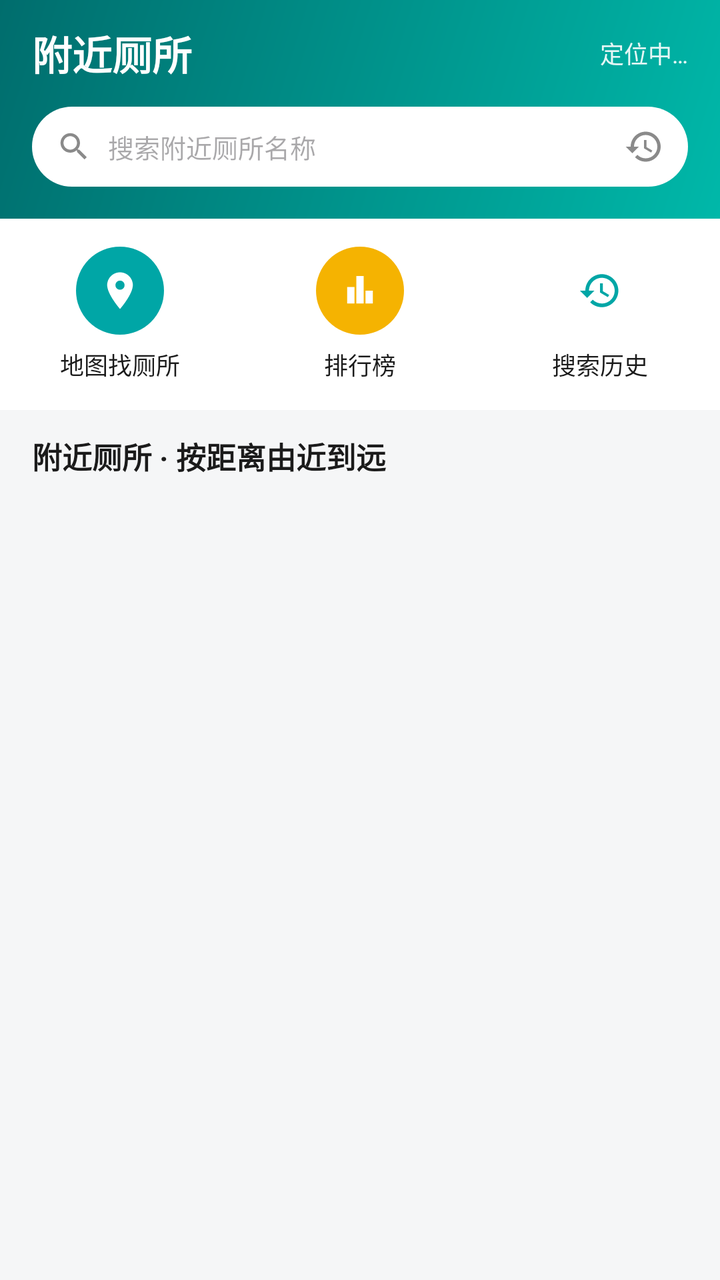
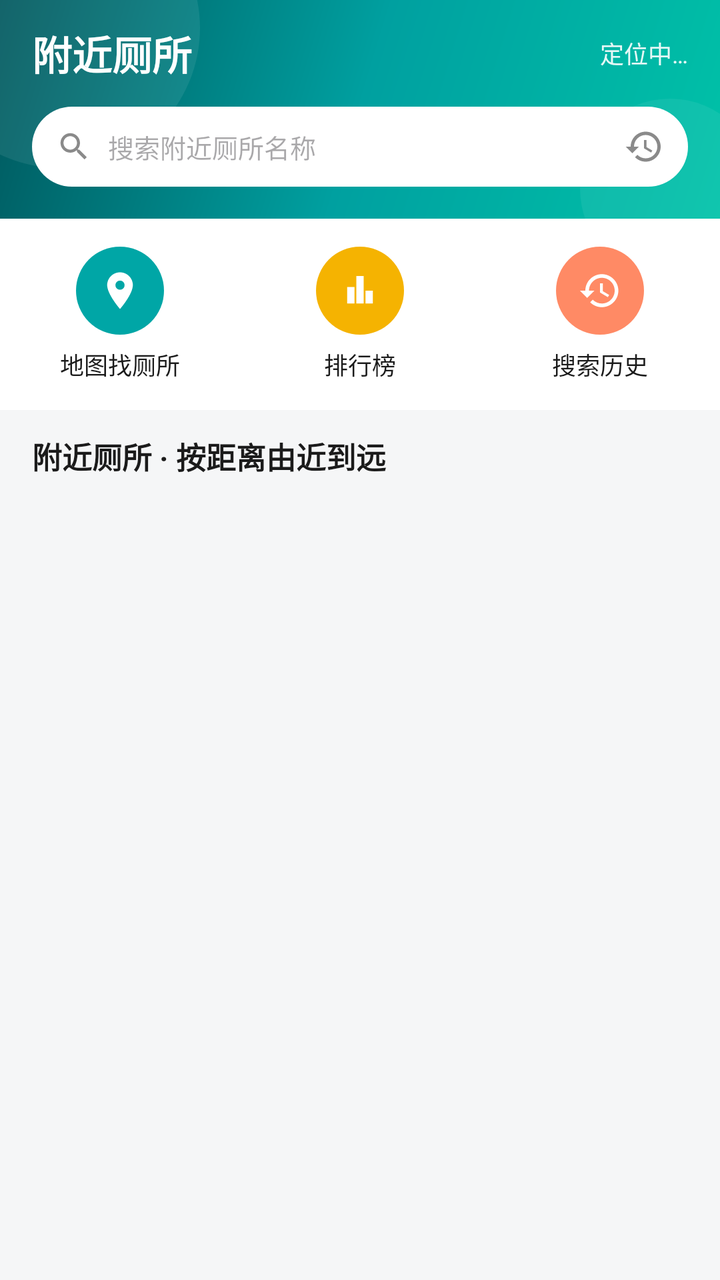

The first picture is an Android layout as it rendered before a commit; the second is the same layout after the commit. The layout source and the unified diff follow.
<!-- AndroidManifest.xml: application theme Theme.NearbyToilet -->
<!-- res/layout/fragment_home.xml -->
<?xml version="1.0" encoding="utf-8"?>
<LinearLayout xmlns:android="http://schemas.android.com/apk/res/android"
    xmlns:app="http://schemas.android.com/apk/res-auto"
    android:layout_width="match_parent"
    android:layout_height="match_parent"
    android:orientation="vertical">

    <LinearLayout
        android:layout_width="match_parent"
        android:layout_height="wrap_content"
        android:background="@drawable/bg_head_banner"
        android:orientation="vertical"
        android:paddingHorizontal="16dp"
        android:paddingTop="12dp"
        android:paddingBottom="16dp">

        <LinearLayout
            android:layout_width="match_parent"
            android:layout_height="wrap_content"
            android:gravity="center_vertical"
            android:orientation="horizontal">

            <TextView
                android:layout_width="0dp"
                android:layout_height="wrap_content"
                android:layout_weight="1"
                android:text="@string/app_name"
                android:textColor="@color/white"
                android:textSize="20sp"
                android:textStyle="bold" />

            <TextView
                android:id="@+id/tv_city"
                android:layout_width="wrap_content"
                android:layout_height="wrap_content"
                android:alpha="0.9"
                android:drawablePadding="4dp"
                android:text="@string/locating"
                android:textColor="@color/white"
                android:textSize="12sp" />
        </LinearLayout>

        <LinearLayout
            android:layout_width="match_parent"
            android:layout_height="40dp"
            android:layout_marginTop="12dp"
            android:background="@drawable/bg_search_bar"
            android:gravity="center_vertical"
            android:orientation="horizontal"
            android:paddingHorizontal="12dp">

            <ImageView
                android:layout_width="18dp"
                android:layout_height="18dp"
                android:contentDescription="@string/home_search_hint"
                android:src="@drawable/ic_search" />

            <EditText
                android:id="@+id/et_search"
                android:layout_width="0dp"
                android:layout_height="match_parent"
                android:layout_marginStart="8dp"
                android:layout_weight="1"
                android:background="@null"
                android:hint="@string/home_search_hint"
                android:importantForAutofill="no"
                android:inputType="text"
                android:textSize="13sp" />

            <ImageView
                android:id="@+id/btn_history"
                android:layout_width="20dp"
                android:layout_height="20dp"
                android:contentDescription="@string/kong_history"
                android:src="@drawable/ic_history"
                app:tint="@color/text_gray" />
        </LinearLayout>
    </LinearLayout>

    
    <LinearLayout
        android:layout_width="match_parent"
        android:layout_height="wrap_content"
        android:background="@color/white"
        android:orientation="horizontal"
        android:paddingVertical="14dp">

        <LinearLayout
            android:id="@+id/kong_map"
            android:layout_width="0dp"
            android:layout_height="wrap_content"
            android:layout_weight="1"
            android:gravity="center"
            android:orientation="vertical">

            <FrameLayout
                android:layout_width="44dp"
                android:layout_height="44dp"
                android:background="@drawable/bg_wc_badge">

                <ImageView
                    android:layout_width="22dp"
                    android:layout_height="22dp"
                    android:layout_gravity="center"
                    android:contentDescription="@string/kong_map"
                    android:src="@drawable/ic_place" />
            </FrameLayout>

            <TextView
                android:layout_width="wrap_content"
                android:layout_height="wrap_content"
                android:layout_marginTop="6dp"
                android:text="@string/kong_map"
                android:textColor="@color/text_dark"
                android:textSize="12sp" />
        </LinearLayout>

        <LinearLayout
            android:id="@+id/kong_ranking"
            android:layout_width="0dp"
            android:layout_height="wrap_content"
            android:layout_weight="1"
            android:gravity="center"
            android:orientation="vertical">

            <FrameLayout
                android:layout_width="44dp"
                android:layout_height="44dp"
                android:background="@drawable/badge_gold">

                <ImageView
                    android:layout_width="22dp"
                    android:layout_height="22dp"
                    android:layout_gravity="center"
                    android:contentDescription="@string/kong_ranking"
                    android:src="@drawable/ic_rank" />
            </FrameLayout>

            <TextView
                android:layout_width="wrap_content"
                android:layout_height="wrap_content"
                android:layout_marginTop="6dp"
                android:text="@string/kong_ranking"
                android:textColor="@color/text_dark"
                android:textSize="12sp" />
        </LinearLayout>

        <LinearLayout
            android:id="@+id/kong_history"
            android:layout_width="0dp"
            android:layout_height="wrap_content"
            android:layout_weight="1"
            android:gravity="center"
            android:orientation="vertical">

            <FrameLayout
                android:layout_width="44dp"
                android:layout_height="44dp"
                android:background="@drawable/bg_search_bar">

                <ImageView
                    android:layout_width="22dp"
                    android:layout_height="22dp"
                    android:layout_gravity="center"
                    android:contentDescription="@string/kong_history"
                    android:src="@drawable/ic_history"
                    app:tint="@color/brand_primary" />
            </FrameLayout>

            <TextView
                android:layout_width="wrap_content"
                android:layout_height="wrap_content"
                android:layout_marginTop="6dp"
                android:text="@string/kong_history"
                android:textColor="@color/text_dark"
                android:textSize="12sp" />
        </LinearLayout>
    </LinearLayout>

    <TextView
        android:layout_width="match_parent"
        android:layout_height="wrap_content"
        android:paddingHorizontal="16dp"
        android:paddingTop="12dp"
        android:paddingBottom="6dp"
        android:text="@string/nearby_toilets_title"
        android:textColor="@color/text_dark"
        android:textSize="15sp"
        android:textStyle="bold" />

    <androidx.recyclerview.widget.RecyclerView
        android:id="@+id/recycler_home"
        android:layout_width="match_parent"
        android:layout_height="0dp"
        android:layout_weight="1"
        android:clipToPadding="false"
        android:paddingBottom="12dp" />
</LinearLayout>
<!-- resources referenced by this layout -->
<resources>
  <color name="brand_primary">#00A6A6</color>
  <color name="text_dark">#1B1B1B</color>
  <color name="text_gray">#8A8A8A</color>
  <color name="white">#FFFFFF</color>
  <!-- drawable badge_gold (drawable) -->
  <?xml version="1.0" encoding="utf-8"?>
  <shape xmlns:android="http://schemas.android.com/apk/res/android" android:shape="oval">
      <solid android:color="@color/medal_gold" />
  </shape>
  <!-- drawable bg_head_banner (drawable) -->
  <?xml version="1.0" encoding="utf-8"?>
  <shape xmlns:android="http://schemas.android.com/apk/res/android" android:shape="rectangle">
      <gradient
          android:angle="135"
          android:startColor="#00B8A9"
          android:endColor="@color/brand_dark" />
  </shape>
  <!-- drawable bg_search_bar (drawable) -->
  <?xml version="1.0" encoding="utf-8"?>
  <shape xmlns:android="http://schemas.android.com/apk/res/android" android:shape="rectangle">
      <solid android:color="@color/white" />
      <corners android:radius="20dp" />
  </shape>
  <!-- drawable bg_wc_badge (drawable) -->
  <?xml version="1.0" encoding="utf-8"?>
  <shape xmlns:android="http://schemas.android.com/apk/res/android" android:shape="oval">
      <solid android:color="@color/brand_primary" />
  </shape>
  <!-- drawable ic_place (drawable) -->
  <?xml version="1.0" encoding="utf-8"?>
  <vector xmlns:android="http://schemas.android.com/apk/res/android"
      android:width="24dp"
      android:height="24dp"
      android:viewportWidth="24"
      android:viewportHeight="24">
      <path
          android:fillColor="#FFFFFFFF"
          android:pathData="M12,2C8.13,2 5,5.13 5,8.98C5,13.98 12,22 12,22C12,22 19,13.98 19,8.98C19,5.13 15.87,2 12,2ZM12,11.5C10.62,11.5 9.5,10.38 9.5,9C9.5,7.62 10.62,6.5 12,6.5C13.38,6.5 14.5,7.62 14.5,9C14.5,10.38 13.38,11.5 12,11.5Z" />
  </vector>
  <!-- drawable ic_rank (drawable) -->
  <?xml version="1.0" encoding="utf-8"?>
  <vector xmlns:android="http://schemas.android.com/apk/res/android"
      android:width="24dp"
      android:height="24dp"
      android:viewportWidth="24"
      android:viewportHeight="24">
      <path
          android:fillColor="#FFFFFFFF"
          android:pathData="M5,10h4v9L5,19zM10,4h4v15h-4zM15,12h4v7h-4z" />
  </vector>
  <string name="app_name">附近厕所</string>
  <string name="home_search_hint">搜索附近厕所名称</string>
  <string name="kong_history">搜索历史</string>
  <string name="kong_map">地图找厕所</string>
  <string name="kong_ranking">排行榜</string>
  <string name="locating">定位中…</string>
  <string name="nearby_toilets_title">附近厕所 · 按距离由近到远</string>
  <style name="Theme.NearbyToilet" parent="Theme.Material3.DayNight.NoActionBar">
          <item name="android:windowBackground">@color/bg_gray</item>
          <item name="colorPrimary">@color/brand_primary</item>
          <item name="android:statusBarColor">@color/brand_primary</item>
      </style>
  <color name="medal_gold">#F5B301</color>
  <color name="brand_dark">#006D6D</color>
  <color name="bg_gray">#F5F6F7</color>
  <!-- unchanged entries left out for length: 2 -->
</resources>

<!-- the commit's change to res/layout/fragment_home.xml (unified diff, before → after) -->
@@ -156,15 +156,14 @@
             <FrameLayout
                 android:layout_width="44dp"
                 android:layout_height="44dp"
-                android:background="@drawable/bg_search_bar">
+                android:background="@drawable/bg_bubble_coral">
 
                 <ImageView
                     android:layout_width="22dp"
                     android:layout_height="22dp"
                     android:layout_gravity="center"
                     android:contentDescription="@string/kong_history"
-                    android:src="@drawable/ic_history"
-                    app:tint="@color/brand_primary" />
+                    android:src="@drawable/ic_history" />
             </FrameLayout>
 
             <TextView
<!-- resource entries referenced after the edit -->
@@ -9,14 +9,44 @@
   <shape xmlns:android="http://schemas.android.com/apk/res/android" android:shape="oval">
       <solid android:color="@color/medal_gold" />
   </shape>
+  <!-- drawable bg_bubble_coral (drawable) -->
+  <?xml version="1.0" encoding="utf-8"?>
+  <shape xmlns:android="http://schemas.android.com/apk/res/android" android:shape="oval">
+      <solid android:color="#FF8A65" />
+  </shape>
   <!-- drawable bg_head_banner (drawable) -->
   <?xml version="1.0" encoding="utf-8"?>
-  <shape xmlns:android="http://schemas.android.com/apk/res/android" android:shape="rectangle">
-      <gradient
-          android:angle="135"
-          android:startColor="#00B8A9"
-          android:endColor="@color/brand_dark" />
-  </shape>
+  <layer-list xmlns:android="http://schemas.android.com/apk/res/android">
+      <item>
+          <shape android:shape="rectangle">
+              <gradient
+                  android:angle="135"
+                  android:startColor="#00C2A8"
+                  android:centerColor="#00A0A0"
+                  android:endColor="#00575D" />
+          </shape>
+      </item>
+      
+      <item
+          android:gravity="top|start"
+          android:left="-40dp"
+          android:top="-56dp">
+          <shape android:shape="oval">
+              <solid android:color="#14FFFFFF" />
+              <size android:width="140dp" android:height="140dp" />
+          </shape>
+      </item>
+      
+      <item
+          android:gravity="bottom|end"
+          android:right="-20dp"
+          android:bottom="-30dp">
+          <shape android:shape="oval">
+              <solid android:color="#10FFFFFF" />
+              <size android:width="90dp" android:height="90dp" />
+          </shape>
+      </item>
+  </layer-list>
   <!-- drawable bg_search_bar (drawable) -->
   <?xml version="1.0" encoding="utf-8"?>
   <shape xmlns:android="http://schemas.android.com/apk/res/android" android:shape="rectangle">
@@ -63,7 +93,6 @@
           <item name="android:statusBarColor">@color/brand_primary</item>
       </style>
   <color name="medal_gold">#F5B301</color>
-  <color name="brand_dark">#006D6D</color>
   <color name="bg_gray">#F5F6F7</color>
   <!-- unchanged entries left out for length: 2 -->
 </resources>
